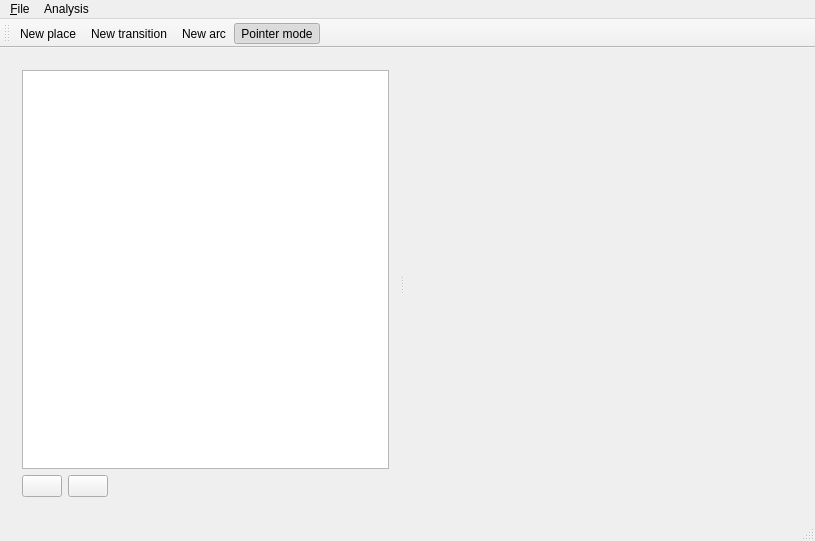
Qt form PeTedit/MainWindow.ui (jonasfj/PeTe) before a commit.
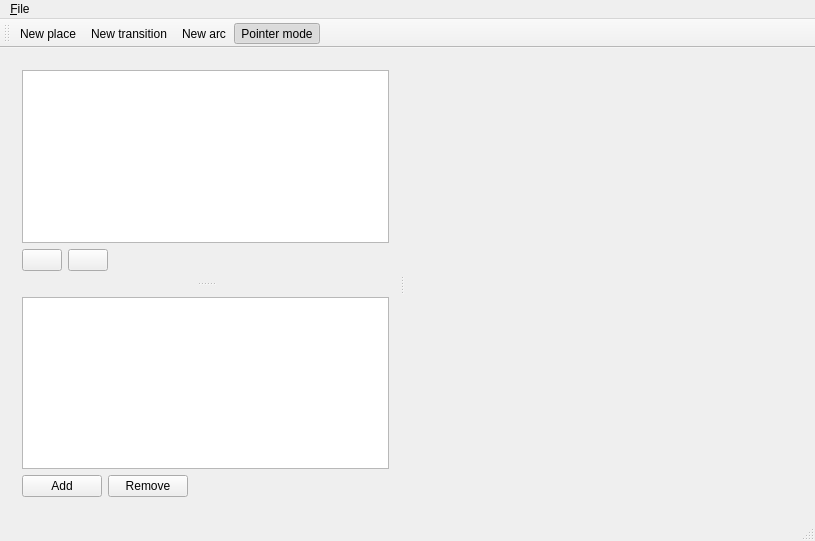
The same form after that commit.

Commit message: New query support

Patch:
```diff
--- a/PeTedit/MainWindow.ui
+++ b/PeTedit/MainWindow.ui
@@ -14,11 +14,15 @@
    <string>MainWindow</string>
   </property>
   <widget class="QWidget" name="centralWidget">
-   <layout class="QVBoxLayout" name="verticalLayout_2">
+   <layout class="QVBoxLayout" name="verticalLayout_3">
     <item>
+     <widget class="QSplitter" name="splitter_2">
+      <property name="orientation">
+       <enum>Qt::Horizontal</enum>
+      </property>
      <widget class="QSplitter" name="splitter">
       <property name="orientation">
-       <enum>Qt::Horizontal</enum>
+        <enum>Qt::Vertical</enum>
       </property>
       <widget class="QWidget" name="verticalLayoutWidget">
        <layout class="QVBoxLayout" name="verticalLayout">
@@ -40,7 +44,10 @@
           <item>
            <widget class="QPushButton" name="deleteVariable">
             <property name="text">
-             <string/>
+              <string notr="true"/>
+             </property>
+             <property name="flat">
+              <bool>false</bool>
             </property>
            </widget>
           </item>
@@ -61,6 +68,55 @@
         </item>
        </layout>
       </widget>
+       <widget class="QWidget" name="verticalLayoutWidget_2">
+        <layout class="QVBoxLayout" name="verticalLayout_2">
+         <item>
+          <widget class="QListView" name="queryListView">
+           <property name="editTriggers">
+            <set>QAbstractItemView::NoEditTriggers</set>
+           </property>
+           <property name="showDropIndicator" stdset="0">
+            <bool>false</bool>
+           </property>
+           <property name="alternatingRowColors">
+            <bool>true</bool>
+           </property>
+          </widget>
+         </item>
+         <item>
+          <layout class="QHBoxLayout" name="horizontalLayout_2">
+           <item>
+            <widget class="QPushButton" name="addQuery">
+             <property name="text">
+              <string>Add</string>
+             </property>
+            </widget>
+           </item>
+           <item>
+            <widget class="QPushButton" name="deleteQuery">
+             <property name="text">
+              <string>Remove</string>
+             </property>
+            </widget>
+           </item>
+           <item>
+            <spacer name="horizontalSpacer_2">
+             <property name="orientation">
+              <enum>Qt::Horizontal</enum>
+             </property>
+             <property name="sizeHint" stdset="0">
+              <size>
+               <width>40</width>
+               <height>20</height>
+              </size>
+             </property>
+            </spacer>
+           </item>
+          </layout>
+         </item>
+        </layout>
+       </widget>
+      </widget>
       <widget class="QTabWidget" name="tabWidget">
        <property name="sizePolicy">
         <sizepolicy hsizetype="Expanding" vsizetype="Expanding">
@@ -103,7 +159,7 @@
      <x>0</x>
      <y>0</y>
      <width>815</width>
-     <height>25</height>
+     <height>24</height>
     </rect>
    </property>
    <widget class="QMenu" name="menu_File">
@@ -115,14 +171,7 @@
     <addaction name="SaveAction"/>
     <addaction name="actionExport_SVG"/>
    </widget>
-   <widget class="QMenu" name="menuAnalysis">
-    <property name="title">
-     <string>Analysis</string>
-    </property>
-    <addaction name="NewQueryAction"/>
-   </widget>
    <addaction name="menu_File"/>
-   <addaction name="menuAnalysis"/>
   </widget>
   <widget class="QToolBar" name="mainToolBar">
    <attribute name="toolBarArea">
```
Left out of the diff: 5 changed lines with no effect on the pictures. Lines whose indentation alone changed are shown as unchanged. The commit also changes 15 other files.
